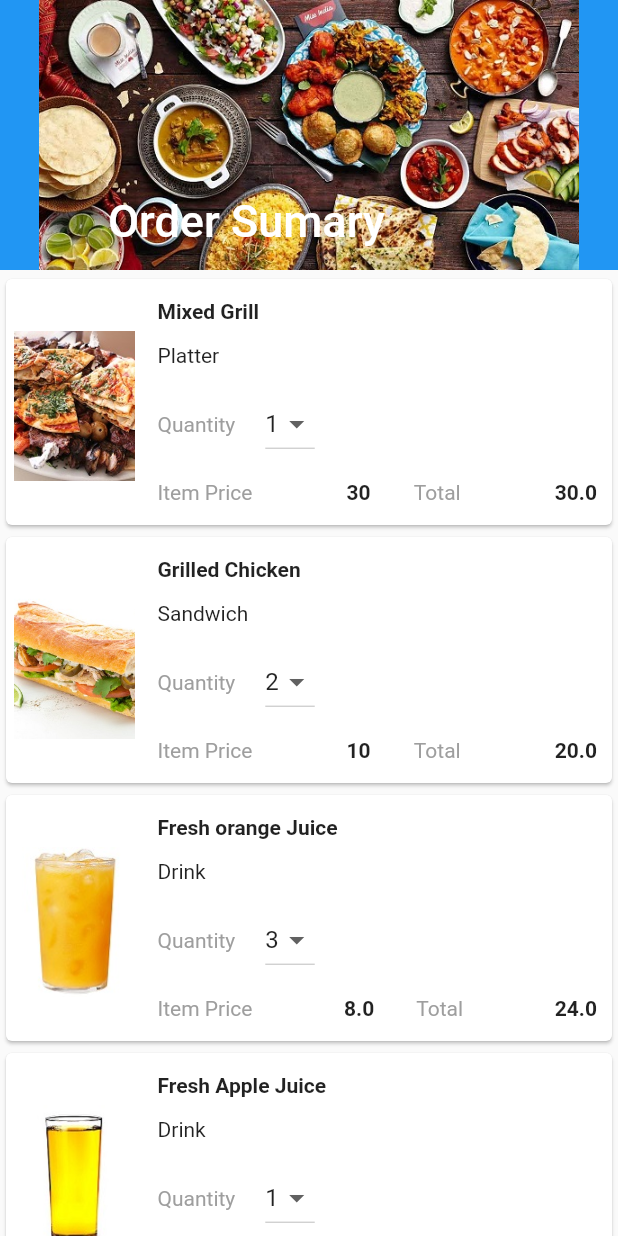
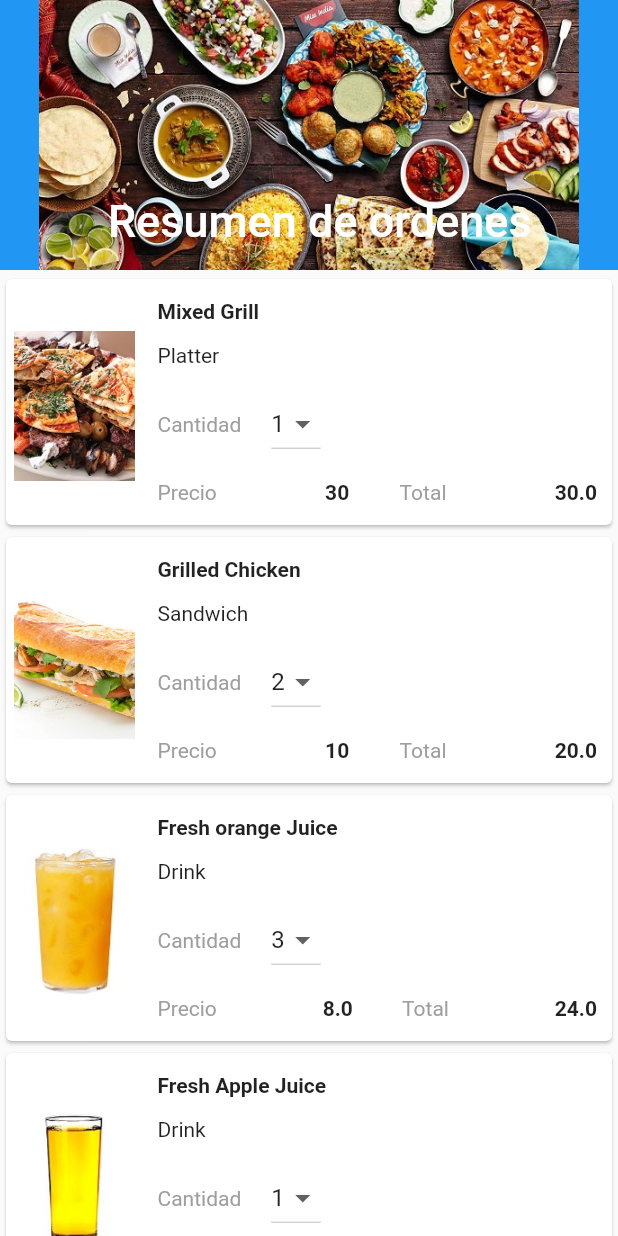
Before and after one commit to Juancito1984/flutter_sliver_hero, a Flutter app: the screen it shows after launch, on a phone screen of 412 x 824 dp. Run offline on Flutter 3.47's test engine with Material 2 defaults, Android fonts, the light colour scheme and no system bars.

Commit message:
Second commit

```diff
--- a/lib/home_page.dart
+++ b/lib/home_page.dart
@@ -27,7 +27,7 @@ class _HomePageState extends State<HomePage> {
             expandedHeight: 180.0,
             pinned: true,
             flexibleSpace: FlexibleSpaceBar(
-              title: Text('Order Sumary'),
+              title: Text('Resumen de ordenes'),
               background: Image.asset('images/restaurant.jpg'),
             ),
           ),
@@ -152,7 +152,7 @@ class _HomePageState extends State<HomePage> {
             mainAxisAlignment: MainAxisAlignment.start,
             mainAxisSize: MainAxisSize.max,
             children: <Widget>[
-              Text('Quantity', style: _greyStyle),
+              Text('Cantidad', style: _greyStyle),
               SizedBox(width: 20.0),
               DropdownButton(
                 items: _ddValues
@@ -186,7 +186,7 @@ class _HomePageState extends State<HomePage> {
         children: <Widget>[
           Flexible(
             flex: 1,
-            child: Text('Item Price', style: _greyStyle),
+            child: Text('Precio', style: _greyStyle),
           ),
           SizedBox(width: 5.0),
           Flexible(
```
